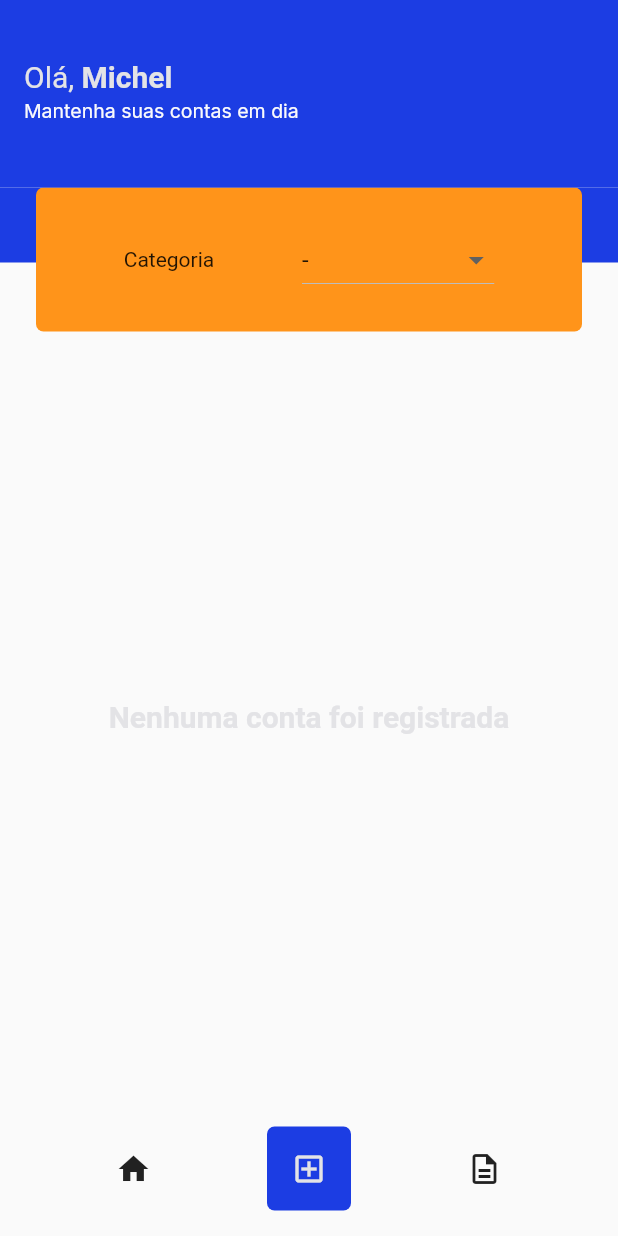
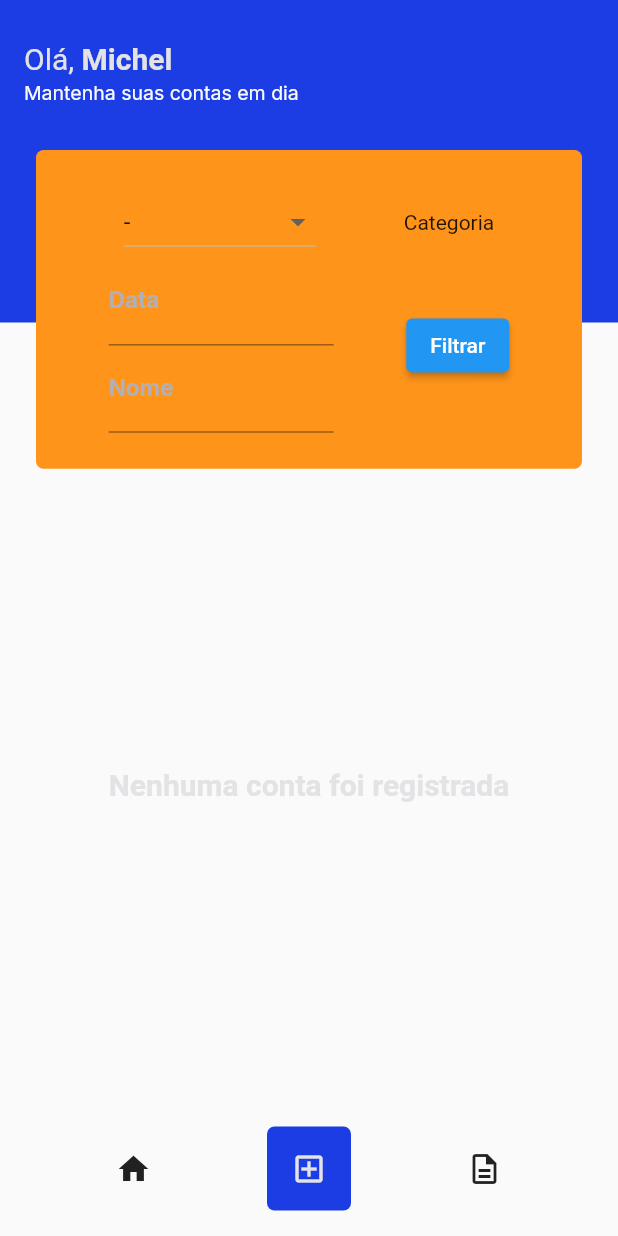
Before and after one commit to michelmelo25/expenditure_flow, a Flutter app: the screen it shows after launch, on a phone screen of 412 x 824 dp. Run offline on Flutter 3.47's test engine with Material 2 defaults, Android fonts, the phone set to English and light mode, and no system bars; our stand-ins replace connectivity_plus, dartz, equatable, flutter_mobx, flutter_modular, google_fonts and 4 more; accounts and stored records are empty; generated files the repository leaves out were written again.

Commit message:
consertando filtre por categoria

```diff
--- a/expenseflow/lib/modules/home/page/home_page.dart
+++ b/expenseflow/lib/modules/home/page/home_page.dart
@@ -36,7 +36,7 @@ PreferredSize buildAppBar() {
   return PreferredSize(
     preferredSize: Size.fromHeight(125),
     child: Container(
-      height: 152,
+      height: 100,
       color: AppColors.primary,
       child: Center(
         child: ListTile(
--- a/expenseflow/lib/modules/home/widgets/apply_filter_widget.dart
+++ b/expenseflow/lib/modules/home/widgets/apply_filter_widget.dart
@@ -1,4 +1,5 @@
 import 'package:expenseflow/core/config/consts/app_colors.dart';
+import 'package:expenseflow/core/config/consts/app_styles.dart';
 import 'package:expenseflow/modules/home/controller/home_controller.dart';
 import 'package:flutter/material.dart';
 
@@ -19,7 +20,7 @@ class _ApplyFilterWidgetState extends State<ApplyFilterWidget> {
       children: [
         Container(
           width: double.maxFinite,
-          height: 50,
+          height: 115,
           color: AppColors.primary,
           alignment: Alignment.topCenter,
         ),
@@ -38,7 +39,6 @@ class _ApplyFilterWidgetState extends State<ApplyFilterWidget> {
                     Row(
                       mainAxisAlignment: MainAxisAlignment.spaceEvenly,
                       children: [
-                        Text("Categoria"),
                         DropdownButton<String>(
                           items: widget.controller.categorys.map((cat) {
                             return DropdownMenuItem<String>(
@@ -54,6 +54,35 @@ class _ApplyFilterWidgetState extends State<ApplyFilterWidget> {
                           },
                           value: widget.controller.catcategorySelected,
                         ),
+                        Text("Categoria"),
+                      ],
+                    ),
+                    Row(
+                      mainAxisAlignment: MainAxisAlignment.spaceEvenly,
+                      crossAxisAlignment: CrossAxisAlignment.center,
+                      children: [
+                        Column(
+                          children: [
+                            Container(
+                              width: 150,
+                              child: TextField(
+                                  decoration: InputDecoration(
+                                labelText: "Data",
+                                labelStyle: AppStyles.input,
+                              )),
+                            ),
+                            Container(
+                              width: 150,
+                              child: TextField(
+                                  decoration: InputDecoration(
+                                labelText: "Nome",
+                                labelStyle: AppStyles.input,
+                              )),
+                            ),
+                          ],
+                        ),
+                        ElevatedButton(
+                            onPressed: () {}, child: Text("Filtrar")),
                       ],
                     ),
                   ],
--- a/expenseflow/lib/modules/home/widgets/home_body_widget.dart
+++ b/expenseflow/lib/modules/home/widgets/home_body_widget.dart
@@ -40,12 +40,15 @@ class _HomeBodyWidgetState extends State<HomeBodyWidget> {
 
   Widget builBody(BuildContext context, List<ExpenseModel> expenses) =>
       Container(
+        child: Column(
+          children: [
+            ApplyFilterWidget(widget.controller),
+            Expanded(
               child: ListView.builder(
                   itemCount: expenses.length,
                   itemBuilder: (_, index) {
                     return Column(
                       children: [
-                  ApplyFilterWidget(widget.controller),
                         Card(
                           child: ListTile(
                             title: Row(
@@ -84,8 +87,8 @@ class _HomeBodyWidgetState extends State<HomeBodyWidget> {
                               _showRemoveTaskDialog(expenses[index]);
                             },
                             onTap: () async {
-                        final add = await Modular.to
-                            .pushNamed("/add", arguments: expenses[index]);
+                              final add = await Modular.to.pushNamed("/add",
+                                  arguments: expenses[index]);
                               if (add == true) {
                                 await widget.controller.initApp();
                               }
@@ -95,6 +98,9 @@ class _HomeBodyWidgetState extends State<HomeBodyWidget> {
                       ],
                     );
                   }),
+            ),
+          ],
+        ),
       );
 
   _showRemoveTaskDialog(ExpenseModel expense) {
```
Lines whose indentation alone changed are shown as unchanged.
